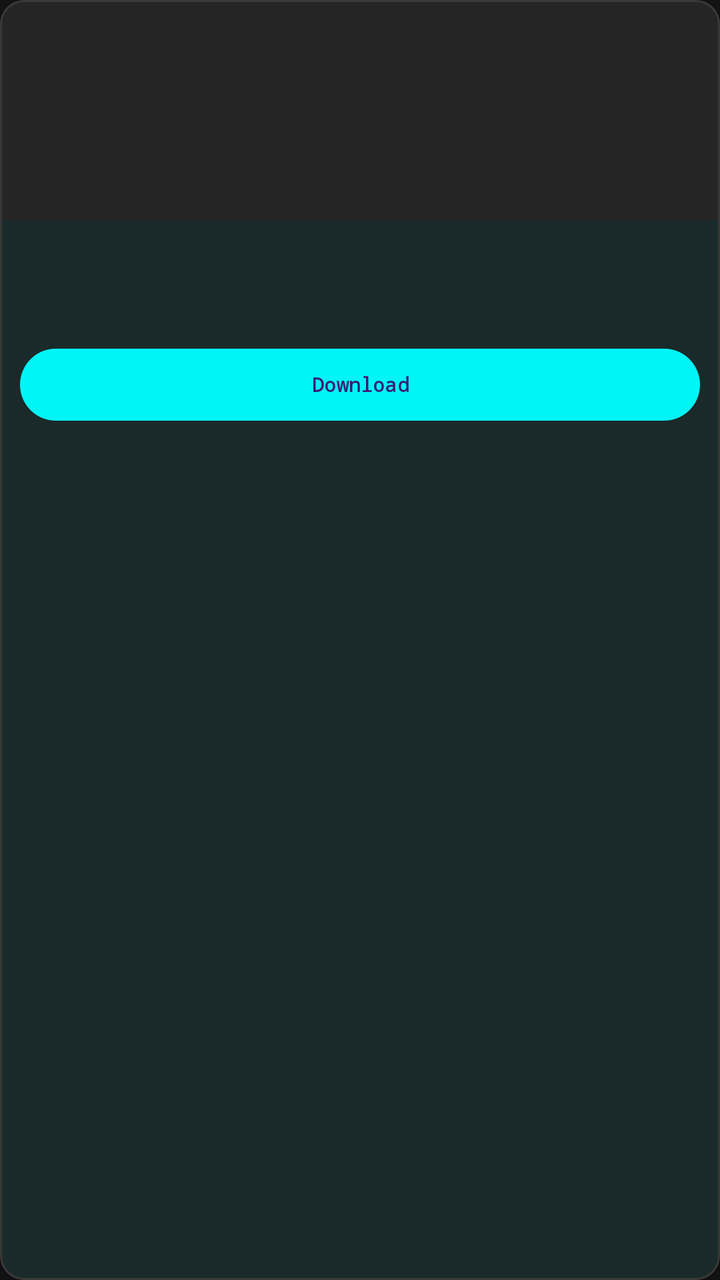
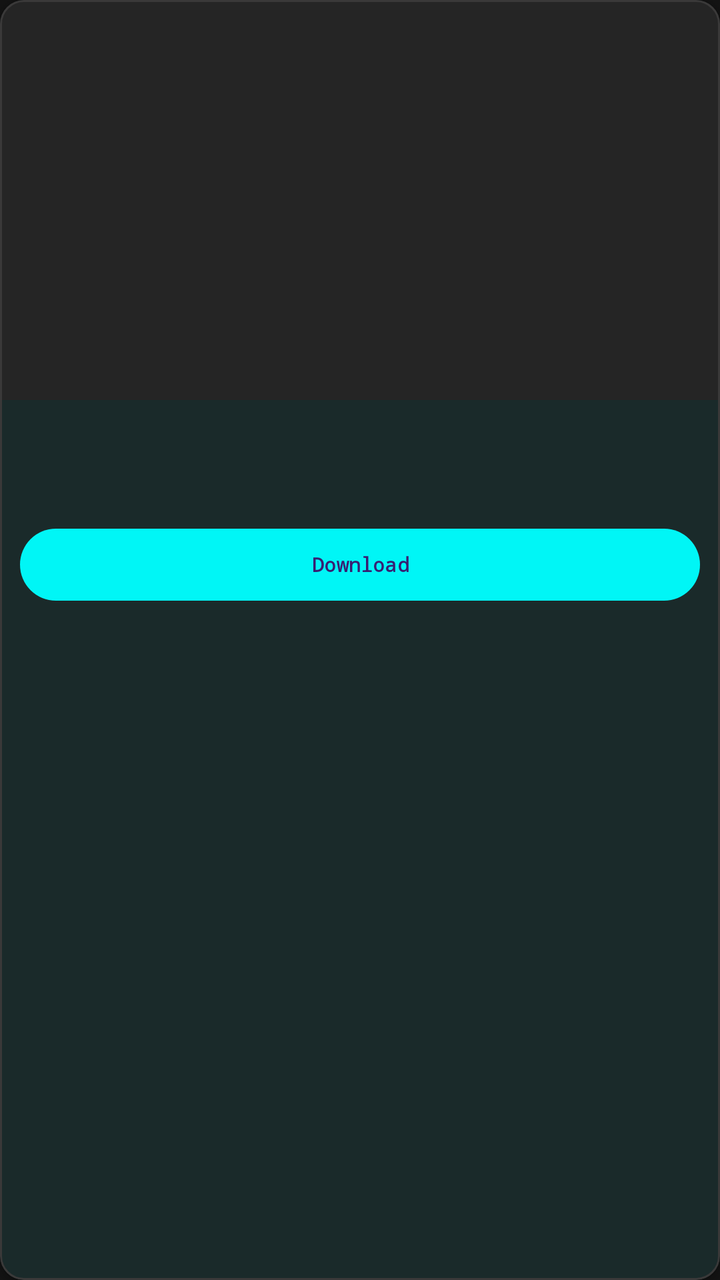

An Android layout rendered at two revisions. The XML below is the earlier revision; the diff shows what the commit changed to produce the second picture.
<!-- AndroidManifest.xml: application theme Theme.LazPlayLauncher -->
<!-- res/layout/item_library_game.xml -->
<?xml version="1.0" encoding="utf-8"?>
<com.google.android.material.card.MaterialCardView xmlns:android="http://schemas.android.com/apk/res/android"
    xmlns:app="http://schemas.android.com/apk/res-auto"
    android:id="@+id/cardRoot"
    android:layout_width="match_parent"
    android:layout_height="wrap_content"
    android:layout_margin="6dp"
    app:cardBackgroundColor="@color/surface"
    app:strokeColor="@color/outline"
    app:strokeWidth="1dp"
    app:cardElevation="2dp">

    <LinearLayout
        android:layout_width="match_parent"
        android:layout_height="wrap_content"
        android:orientation="vertical">

        
        <ImageView
            android:id="@+id/gameCover"
            android:layout_width="match_parent"
            android:layout_height="110dp"
            android:scaleType="centerCrop"
            android:background="#252525"
            android:contentDescription="Game Cover" />

        <LinearLayout
            android:layout_width="match_parent"
            android:layout_height="wrap_content"
            android:orientation="vertical"
            android:padding="10dp">

            <TextView
                android:id="@+id/gameTitle"
                android:layout_width="match_parent"
                android:layout_height="wrap_content"
                android:fontFamily="monospace"
                android:textColor="@color/on_surface"
                android:textSize="13sp"
                android:textStyle="bold"
                android:maxLines="1"
                android:ellipsize="end" />

            <TextView
                android:id="@+id/gameVersion"
                android:layout_width="match_parent"
                android:layout_height="wrap_content"
                android:layout_marginTop="2dp"
                android:fontFamily="monospace"
                android:textColor="@color/on_surface_variant"
                android:textSize="9sp" />

            <TextView
                android:id="@+id/gameStatus"
                android:layout_width="match_parent"
                android:layout_height="wrap_content"
                android:layout_marginTop="2dp"
                android:fontFamily="monospace"
                android:textColor="@color/primary"
                android:textSize="9sp" />

            <ProgressBar
                android:id="@+id/progressBar"
                style="?android:attr/progressBarStyleHorizontal"
                android:layout_width="match_parent"
                android:layout_height="wrap_content"
                android:layout_marginTop="4dp"
                android:max="100"
                android:visibility="gone" />

            <com.google.android.material.button.MaterialButton
                android:id="@+id/actionButton"
                android:layout_width="match_parent"
                android:layout_height="36dp"
                android:layout_marginTop="8dp"
                android:padding="0dp"
                android:insetTop="0dp"
                android:insetBottom="0dp"
                android:fontFamily="monospace"
                android:textSize="10sp"
                android:textStyle="bold"
                android:text="@string/download" />
        </LinearLayout>
    </LinearLayout>
</com.google.android.material.card.MaterialCardView>
<!-- resources referenced by this layout -->
<resources>
  <color name="on_surface">#E5E2E1</color>
  <color name="on_surface_variant">#9A9898</color>
  <color name="outline">#3A3939</color>
  <color name="primary">#00F6F6</color>
  <color name="surface">#1C1B1B</color>
  <string name="download">Download</string>
  <style name="Theme.LazPlayLauncher" parent="Theme.Material3.Dark.NoActionBar">
          <item name="colorPrimary">@color/primary</item>
          <item name="colorSurface">@color/surface</item>
          <item name="android:colorBackground">@color/background</item>
          <item name="android:statusBarColor">@color/background</item>
          <item name="android:navigationBarColor">@color/surface</item>
      </style>
  <color name="background">#131313</color>
</resources>

<!-- the commit's change to res/layout/item_library_game.xml (unified diff, before → after) -->
@@ -19,7 +19,7 @@
         <ImageView
             android:id="@+id/gameCover"
             android:layout_width="match_parent"
-            android:layout_height="110dp"
+            android:layout_height="200dp"
             android:scaleType="centerCrop"
             android:background="#252525"
             android:contentDescription="Game Cover" />
@@ -68,18 +68,42 @@
                 android:max="100"
                 android:visibility="gone" />
 
-            <com.google.android.material.button.MaterialButton
-                android:id="@+id/actionButton"
+            <LinearLayout
                 android:layout_width="match_parent"
-                android:layout_height="36dp"
+                android:layout_height="wrap_content"
                 android:layout_marginTop="8dp"
-                android:padding="0dp"
-                android:insetTop="0dp"
-                android:insetBottom="0dp"
-                android:fontFamily="monospace"
-                android:textSize="10sp"
-                android:textStyle="bold"
-                android:text="@string/download" />
+                android:orientation="horizontal">
+
+                <com.google.android.material.button.MaterialButton
+                    android:id="@+id/actionButton"
+                    android:layout_width="0dp"
+                    android:layout_height="36dp"
+                    android:layout_weight="1"
+                    android:padding="0dp"
+                    android:insetTop="0dp"
+                    android:insetBottom="0dp"
+                    android:fontFamily="monospace"
+                    android:textSize="10sp"
+                    android:textStyle="bold"
+                    android:text="@string/download" />
+
+                <com.google.android.material.button.MaterialButton
+                    android:id="@+id/deleteButton"
+                    style="@style/Widget.MaterialComponents.Button.OutlinedButton"
+                    android:layout_width="wrap_content"
+                    android:layout_height="36dp"
+                    android:layout_marginStart="6dp"
+                    android:padding="0dp"
+                    android:insetTop="0dp"
+                    android:insetBottom="0dp"
+                    android:fontFamily="monospace"
+                    android:textSize="10sp"
+                    android:textStyle="bold"
+                    android:textColor="#ff4444"
+                    app:strokeColor="#ff4444"
+                    android:text="DELETE"
+                    android:visibility="gone" />
+            </LinearLayout>
         </LinearLayout>
     </LinearLayout>
 </com.google.android.material.card.MaterialCardView>
